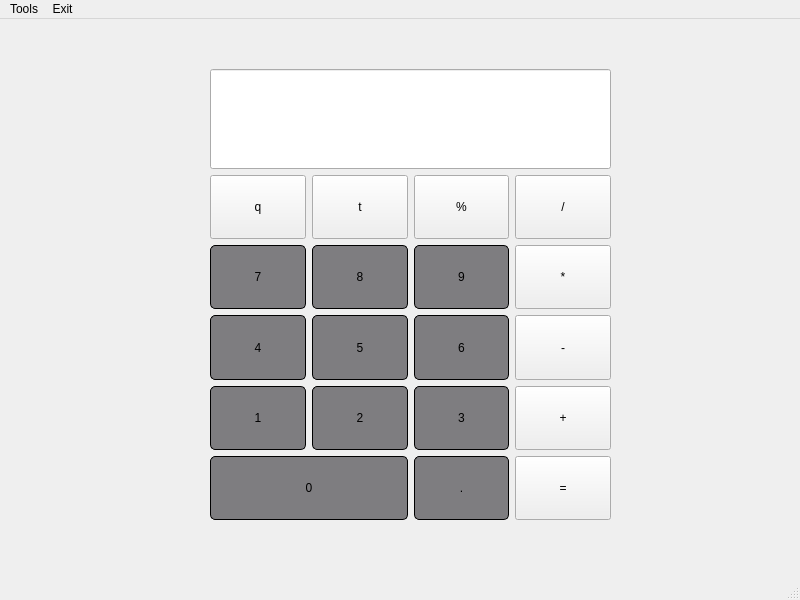
First picture: the form in Qt/untitled/mainwindow.ui, repository MaksimovSanan/CalculatorCPP, before the edit.
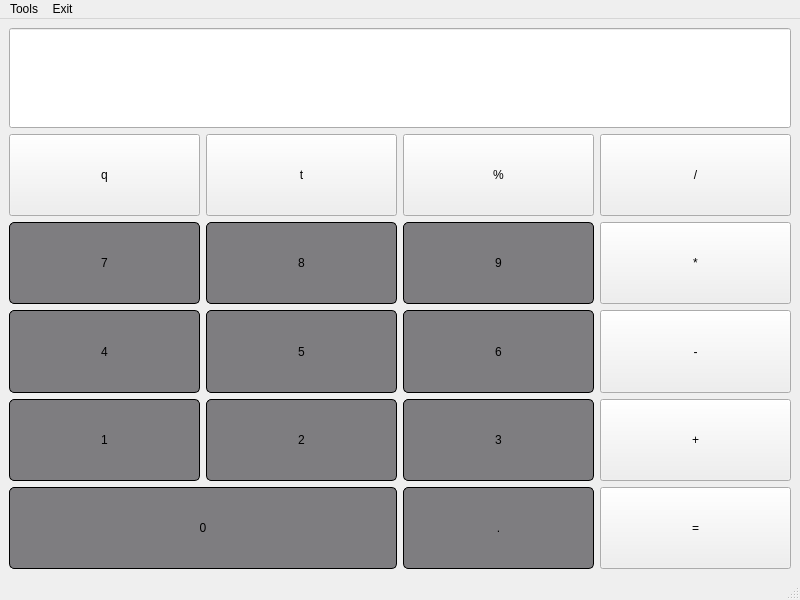
Second picture: the form after the edit.

```diff
--- a/Qt/untitled/mainwindow.ui
+++ b/Qt/untitled/mainwindow.ui
@@ -14,15 +14,14 @@
    <string>MainWindow</string>
   </property>
   <widget class="QWidget" name="centralwidget">
-   <widget class="QWidget" name="verticalLayoutWidget">
-    <property name="geometry">
-     <rect>
-      <x>210</x>
-      <y>50</y>
-      <width>401</width>
-      <height>451</height>
-     </rect>
-    </property>
+   <property name="sizePolicy">
+    <sizepolicy hsizetype="Maximum" vsizetype="Maximum">
+     <horstretch>0</horstretch>
+     <verstretch>0</verstretch>
+    </sizepolicy>
+   </property>
+   <layout class="QGridLayout" name="gridLayout_2">
+    <item row="0" column="0">
     <layout class="QVBoxLayout" name="verticalLayout_2">
      <item>
       <widget class="QLineEdit" name="lineEdit_func">
@@ -418,7 +417,8 @@
       </layout>
      </item>
     </layout>
-   </widget>
+    </item>
+   </layout>
   </widget>
   <widget class="QMenuBar" name="menubar">
    <property name="geometry">
```
Lines whose indentation alone changed are shown as unchanged.
